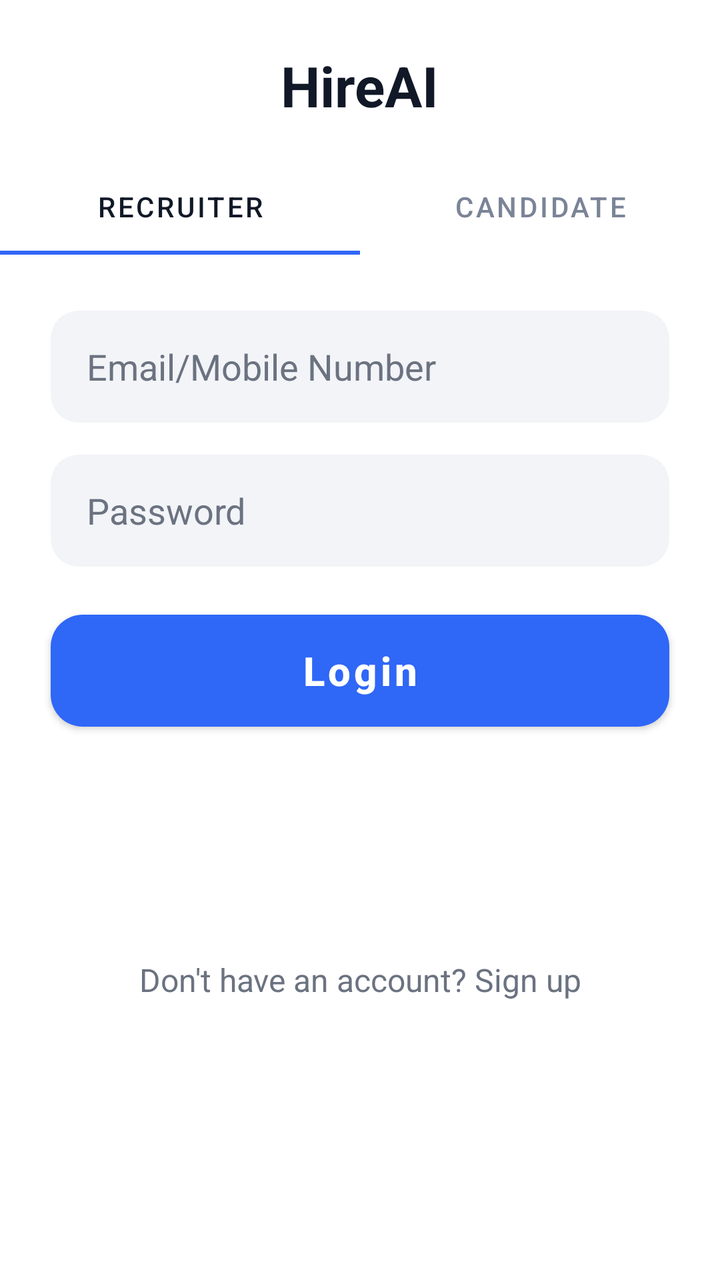
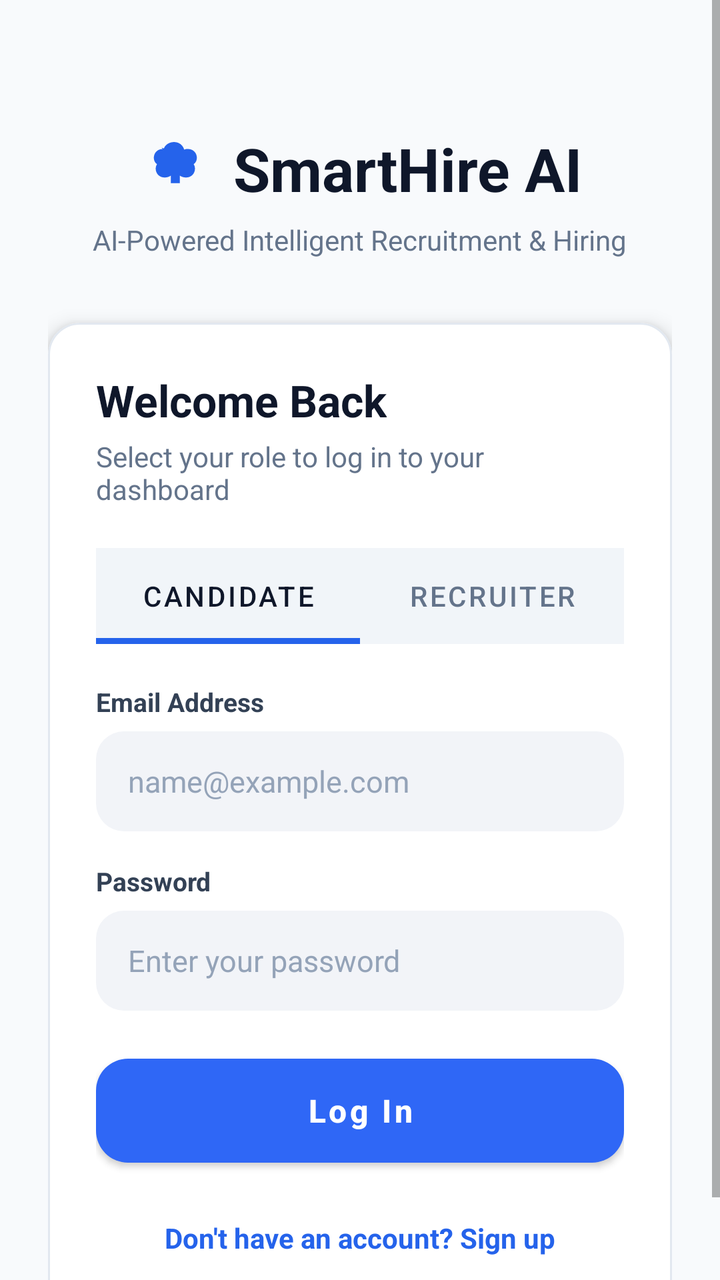

Two renders of the same Android screen: before a commit and after it. Below are the layout's source before the change and the commit's diff.
<!-- AndroidManifest.xml: application theme Theme.HireAI -->
<!-- res/layout/activity_login.xml -->
<?xml version="1.0" encoding="utf-8"?>
<androidx.constraintlayout.widget.ConstraintLayout xmlns:android="http://schemas.android.com/apk/res/android"
    xmlns:app="http://schemas.android.com/apk/res-auto"
    android:layout_width="match_parent"
    android:layout_height="match_parent"
    android:background="@color/bg_light">

    <TextView
        android:id="@+id/login_header_title"
        android:layout_width="wrap_content"
        android:layout_height="wrap_content"
        android:layout_marginTop="24dp"
        android:text="HireAI"
        android:textColor="@color/text_primary"
        android:textSize="28sp"
        android:textStyle="bold"
        app:layout_constraintEnd_toEndOf="parent"
        app:layout_constraintStart_toStartOf="parent"
        app:layout_constraintTop_toTopOf="parent" />

    <com.google.android.material.tabs.TabLayout
        android:id="@+id/login_role_tabs"
        android:layout_width="0dp"
        android:layout_height="wrap_content"
        android:layout_marginTop="18dp"
        app:tabIndicatorColor="@color/primary_blue"
        app:tabSelectedTextColor="@color/text_primary"
        app:tabTextColor="@color/tab_inactive"
        app:layout_constraintEnd_toEndOf="parent"
        app:layout_constraintStart_toStartOf="parent"
        app:layout_constraintTop_toBottomOf="@id/login_header_title">

        <com.google.android.material.tabs.TabItem
            android:layout_width="wrap_content"
            android:layout_height="wrap_content"
            android:text="Recruiter" />

        <com.google.android.material.tabs.TabItem
            android:layout_width="wrap_content"
            android:layout_height="wrap_content"
            android:text="Candidate" />
    </com.google.android.material.tabs.TabLayout>

    <EditText
        android:id="@+id/login_email_input"
        android:layout_width="0dp"
        android:layout_height="@dimen/field_height"
        android:layout_marginTop="28dp"
        android:background="@drawable/bg_input_light"
        android:hint="Email/Mobile Number"
        android:inputType="textEmailAddress"
        android:paddingStart="18dp"
        android:paddingEnd="18dp"
        android:textColor="@color/text_primary"
        android:textColorHint="@color/text_secondary"
        app:layout_constraintEnd_toEndOf="parent"
        app:layout_constraintStart_toStartOf="parent"
        app:layout_constraintTop_toBottomOf="@id/login_role_tabs"
        app:layout_constraintWidth_percent="0.86" />

    <EditText
        android:id="@+id/login_password_input"
        android:layout_width="0dp"
        android:layout_height="@dimen/field_height"
        android:layout_marginTop="16dp"
        android:background="@drawable/bg_input_light"
        android:hint="Password"
        android:inputType="textPassword"
        android:paddingStart="18dp"
        android:paddingEnd="18dp"
        android:textColor="@color/text_primary"
        android:textColorHint="@color/text_secondary"
        app:layout_constraintEnd_toEndOf="parent"
        app:layout_constraintStart_toStartOf="parent"
        app:layout_constraintTop_toBottomOf="@id/login_email_input"
        app:layout_constraintWidth_percent="0.86" />

    <Button
        android:id="@+id/login_action_button"
        android:layout_width="0dp"
        android:layout_height="@dimen/button_height"
        android:layout_marginTop="24dp"
        android:background="@drawable/bg_button_primary"
        android:minHeight="48dp"
        android:text="Login"
        android:textAllCaps="false"
        android:textColor="@color/white"
        android:textSize="20sp"
        android:textStyle="bold"
        app:layout_constraintEnd_toEndOf="parent"
        app:layout_constraintStart_toStartOf="parent"
        app:layout_constraintTop_toBottomOf="@id/login_password_input"
        app:layout_constraintWidth_percent="0.86" />

    <com.google.android.material.progressindicator.CircularProgressIndicator
        android:id="@+id/login_loading_inline"
        android:layout_width="28dp"
        android:layout_height="28dp"
        android:layout_marginTop="10dp"
        android:visibility="gone"
        app:indicatorColor="@color/primary_blue"
        app:indicatorInset="0dp"
        app:indicatorSize="28dp"
        app:layout_constraintTop_toBottomOf="@id/login_action_button"
        app:layout_constraintStart_toStartOf="@id/login_action_button"
        app:layout_constraintEnd_toEndOf="@id/login_action_button" />

    <TextView
        android:id="@+id/login_signup_hint"
        android:layout_width="wrap_content"
        android:layout_height="wrap_content"
        android:layout_marginBottom="24dp"
        android:text="Don't have an account? Sign up"
        android:textColor="@color/text_secondary"
        android:textSize="16sp"
        app:layout_constraintTop_toBottomOf="@id/login_loading_inline"
        app:layout_constraintBottom_toBottomOf="parent"
        app:layout_constraintEnd_toEndOf="parent"
        app:layout_constraintStart_toStartOf="parent" />

</androidx.constraintlayout.widget.ConstraintLayout>
<!-- resources referenced by this layout -->
<resources>
  <color name="bg_light">#FFFFFFFF</color>
  <color name="primary_blue">#FF2F67F6</color>
  <color name="tab_inactive">#FF7B8497</color>
  <color name="text_primary">#FF111827</color>
  <color name="text_secondary">#FF6B7280</color>
  <color name="white">#FFFFFFFF</color>
  <dimen name="button_height">56dp</dimen>
  <dimen name="field_height">56dp</dimen>
  <!-- drawable bg_button_primary (drawable) -->
  <?xml version="1.0" encoding="utf-8"?>
  <ripple xmlns:android="http://schemas.android.com/apk/res/android"
      android:color="#40FFFFFF">
      <item>
          <selector>
              <item android:state_pressed="true">
                  <shape>
                      <solid android:color="@color/primary_blue_dark" />
                      <corners android:radius="@dimen/card_radius" />
                  </shape>
              </item>
              <item android:state_enabled="false">
                  <shape>
                      <solid android:color="#FF9DB6F8" />
                      <corners android:radius="@dimen/card_radius" />
                  </shape>
              </item>
              <item>
                  <shape>
                      <solid android:color="@color/primary_blue" />
                      <corners android:radius="@dimen/card_radius" />
                  </shape>
              </item>
          </selector>
      </item>
  </ripple>
  <!-- drawable bg_input_light (drawable) -->
  <?xml version="1.0" encoding="utf-8"?>
  <shape xmlns:android="http://schemas.android.com/apk/res/android">
      <solid android:color="@color/bg_light_alt" />
      <corners android:radius="@dimen/input_radius" />
  </shape>
  <style name="Theme.HireAI" parent="Theme.MaterialComponents.Light.NoActionBar">
          <item name="colorPrimary">@color/primary_blue</item>
          <item name="colorPrimaryVariant">@color/primary_blue_dark</item>
          <item name="colorOnPrimary">@color/white</item>
          <item name="colorSecondary">@color/primary_blue</item>
          <item name="colorOnSecondary">@color/white</item>
          <item name="android:statusBarColor">@color/bg_light</item>
          <item name="android:navigationBarColor">@color/bg_light</item>
          <item name="android:windowLightStatusBar">true</item>
          <item name="android:windowLightNavigationBar">true</item>
          <item name="android:windowAnimationStyle">@style/Animation.HireAI.Activity.Fast</item>
      </style>
  <color name="primary_blue_dark">#FF2758D6</color>
  <dimen name="card_radius">16dp</dimen>
  <color name="bg_light_alt">#FFF2F4F8</color>
  <dimen name="input_radius">14dp</dimen>
  <style name="Animation.HireAI.Activity.Fast" parent="@android:style/Animation.Activity">
          <item name="android:activityOpenEnterAnimation">@anim/activity_open_enter_fast</item>
          <item name="android:activityOpenExitAnimation">@anim/activity_open_exit_fast</item>
          <item name="android:activityCloseEnterAnimation">@anim/activity_close_enter_fast</item>
          <item name="android:activityCloseExitAnimation">@anim/activity_close_exit_fast</item>
      </style>
</resources>

<!-- the commit's change to res/layout/activity_login.xml (unified diff, before → after) -->
@@ -1,121 +1,204 @@
 <?xml version="1.0" encoding="utf-8"?>
-<androidx.constraintlayout.widget.ConstraintLayout xmlns:android="http://schemas.android.com/apk/res/android"
+<ScrollView xmlns:android="http://schemas.android.com/apk/res/android"
     xmlns:app="http://schemas.android.com/apk/res-auto"
     android:layout_width="match_parent"
     android:layout_height="match_parent"
-    android:background="@color/bg_light">
-
-    <TextView
-        android:id="@+id/login_header_title"
-        android:layout_width="wrap_content"
+    android:fillViewport="true"
+    android:background="#F8FAFC">
+
+    <androidx.constraintlayout.widget.ConstraintLayout
+        android:layout_width="match_parent"
         android:layout_height="wrap_content"
-        android:layout_marginTop="24dp"
-        android:text="HireAI"
-        android:textColor="@color/text_primary"
-        android:textSize="28sp"
-        android:textStyle="bold"
-        app:layout_constraintEnd_toEndOf="parent"
-        app:layout_constraintStart_toStartOf="parent"
-        app:layout_constraintTop_toTopOf="parent" />
-
-    <com.google.android.material.tabs.TabLayout
-        android:id="@+id/login_role_tabs"
-        android:layout_width="0dp"
-        android:layout_height="wrap_content"
-        android:layout_marginTop="18dp"
-        app:tabIndicatorColor="@color/primary_blue"
-        app:tabSelectedTextColor="@color/text_primary"
-        app:tabTextColor="@color/tab_inactive"
-        app:layout_constraintEnd_toEndOf="parent"
-        app:layout_constraintStart_toStartOf="parent"
-        app:layout_constraintTop_toBottomOf="@id/login_header_title">
-
-        <com.google.android.material.tabs.TabItem
+        android:padding="24dp">
+
+        <LinearLayout
+            android:id="@+id/login_brand_container"
             android:layout_width="wrap_content"
             android:layout_height="wrap_content"
-            android:text="Recruiter" />
-
-        <com.google.android.material.tabs.TabItem
-            android:layout_width="wrap_content"
+            android:layout_marginTop="40dp"
+            android:gravity="center"
+            android:orientation="vertical"
+            app:layout_constraintEnd_toEndOf="parent"
+            app:layout_constraintStart_toStartOf="parent"
+            app:layout_constraintTop_toTopOf="parent">
+
+            <LinearLayout
+                android:layout_width="wrap_content"
+                android:layout_height="wrap_content"
+                android:gravity="center_vertical"
+                android:orientation="horizontal">
+
+                <ImageView
+                    android:layout_width="38dp"
+                    android:layout_height="38dp"
+                    android:src="@drawable/ic_brain"
+                    app:tint="#2563EB" />
+
+                <TextView
+                    android:id="@+id/login_header_title"
+                    android:layout_width="wrap_content"
+                    android:layout_height="wrap_content"
+                    android:layout_marginStart="10dp"
+                    android:text="SmartHire AI"
+                    android:textColor="#0F172A"
+                    android:textSize="30sp"
+                    android:textStyle="bold" />
+            </LinearLayout>
+
+            <TextView
+                android:layout_width="wrap_content"
+                android:layout_height="wrap_content"
+                android:layout_marginTop="6dp"
+                android:text="AI-Powered Intelligent Recruitment &amp; Hiring"
+                android:textColor="#64748B"
+                android:textSize="14sp" />
+        </LinearLayout>
+
+        <com.google.android.material.card.MaterialCardView
+            android:id="@+id/login_card"
+            android:layout_width="0dp"
             android:layout_height="wrap_content"
-            android:text="Candidate" />
-    </com.google.android.material.tabs.TabLayout>
-
-    <EditText
-        android:id="@+id/login_email_input"
-        android:layout_width="0dp"
-        android:layout_height="@dimen/field_height"
-        android:layout_marginTop="28dp"
-        android:background="@drawable/bg_input_light"
-        android:hint="Email/Mobile Number"
-        android:inputType="textEmailAddress"
-        android:paddingStart="18dp"
-        android:paddingEnd="18dp"
-        android:textColor="@color/text_primary"
-        android:textColorHint="@color/text_secondary"
-        app:layout_constraintEnd_toEndOf="parent"
-        app:layout_constraintStart_toStartOf="parent"
-        app:layout_constraintTop_toBottomOf="@id/login_role_tabs"
-        app:layout_constraintWidth_percent="0.86" />
-
-    <EditText
-        android:id="@+id/login_password_input"
-        android:layout_width="0dp"
-        android:layout_height="@dimen/field_height"
-        android:layout_marginTop="16dp"
-        android:background="@drawable/bg_input_light"
-        android:hint="Password"
-        android:inputType="textPassword"
-        android:paddingStart="18dp"
-        android:paddingEnd="18dp"
-        android:textColor="@color/text_primary"
-        android:textColorHint="@color/text_secondary"
-        app:layout_constraintEnd_toEndOf="parent"
-        app:layout_constraintStart_toStartOf="parent"
-        app:layout_constraintTop_toBottomOf="@id/login_email_input"
-        app:layout_constraintWidth_percent="0.86" />
-
-    <Button
-        android:id="@+id/login_action_button"
-        android:layout_width="0dp"
-        android:layout_height="@dimen/button_height"
-        android:layout_marginTop="24dp"
-        android:background="@drawable/bg_button_primary"
-        android:minHeight="48dp"
-        android:text="Login"
-        android:textAllCaps="false"
-        android:textColor="@color/white"
-        android:textSize="20sp"
-        android:textStyle="bold"
-        app:layout_constraintEnd_toEndOf="parent"
-        app:layout_constraintStart_toStartOf="parent"
-        app:layout_constraintTop_toBottomOf="@id/login_password_input"
-        app:layout_constraintWidth_percent="0.86" />
-
-    <com.google.android.material.progressindicator.CircularProgressIndicator
-        android:id="@+id/login_loading_inline"
-        android:layout_width="28dp"
-        android:layout_height="28dp"
-        android:layout_marginTop="10dp"
-        android:visibility="gone"
-        app:indicatorColor="@color/primary_blue"
-        app:indicatorInset="0dp"
-        app:indicatorSize="28dp"
-        app:layout_constraintTop_toBottomOf="@id/login_action_button"
-        app:layout_constraintStart_toStartOf="@id/login_action_button"
-        app:layout_constraintEnd_toEndOf="@id/login_action_button" />
-
-    <TextView
-        android:id="@+id/login_signup_hint"
-        android:layout_width="wrap_content"
-        android:layout_height="wrap_content"
-        android:layout_marginBottom="24dp"
-        android:text="Don't have an account? Sign up"
-        android:textColor="@color/text_secondary"
-        android:textSize="16sp"
-        app:layout_constraintTop_toBottomOf="@id/login_loading_inline"
-        app:layout_constraintBottom_toBottomOf="parent"
-        app:layout_constraintEnd_toEndOf="parent"
-        app:layout_constraintStart_toStartOf="parent" />
-
-</androidx.constraintlayout.widget.ConstraintLayout>
+            android:layout_marginTop="32dp"
+            app:cardBackgroundColor="#FFFFFF"
+            app:cardCornerRadius="16dp"
+            app:cardElevation="6dp"
+            app:strokeColor="#E2E8F0"
+            app:strokeWidth="1dp"
+            app:layout_constraintEnd_toEndOf="parent"
+            app:layout_constraintStart_toStartOf="parent"
+            app:layout_constraintTop_toBottomOf="@id/login_brand_container">
+
+            <LinearLayout
+                android:layout_width="match_parent"
+                android:layout_height="wrap_content"
+                android:orientation="vertical"
+                android:padding="24dp">
+
+                <TextView
+                    android:layout_width="wrap_content"
+                    android:layout_height="wrap_content"
+                    android:text="Welcome Back"
+                    android:textColor="#0F172A"
+                    android:textSize="22sp"
+                    android:textStyle="bold" />
+
+                <TextView
+                    android:layout_width="wrap_content"
+                    android:layout_height="wrap_content"
+                    android:layout_marginTop="4dp"
+                    android:text="Select your role to log in to your dashboard"
+                    android:textColor="#64748B"
+                    android:textSize="14sp" />
+
+                
+                <com.google.android.material.tabs.TabLayout
+                    android:id="@+id/login_role_tabs"
+                    android:layout_width="match_parent"
+                    android:layout_height="48dp"
+                    android:layout_marginTop="20dp"
+                    android:background="#F1F5F9"
+                    app:tabIndicatorColor="#2563EB"
+                    app:tabIndicatorHeight="3dp"
+                    app:tabRippleColor="#1E2563EB"
+                    app:tabSelectedTextColor="#0F172A"
+                    app:tabTextColor="#64748B">
+
+                    <com.google.android.material.tabs.TabItem
+                        android:layout_width="wrap_content"
+                        android:layout_height="wrap_content"
+                        android:text="Candidate" />
+
+                    <com.google.android.material.tabs.TabItem
+                        android:layout_width="wrap_content"
+                        android:layout_height="wrap_content"
+                        android:text="Recruiter" />
+                </com.google.android.material.tabs.TabLayout>
+
+                
+                <TextView
+                    android:layout_width="wrap_content"
+                    android:layout_height="wrap_content"
+                    android:layout_marginTop="20dp"
+                    android:text="Email Address"
+                    android:textColor="#334155"
+                    android:textSize="13sp"
+                    android:textStyle="bold" />
+
+                <EditText
+                    android:id="@+id/login_email_input"
+                    android:layout_width="match_parent"
+                    android:layout_height="50dp"
+                    android:layout_marginTop="6dp"
+                    android:background="@drawable/bg_input_light"
+                    android:hint="name@example.com"
+                    android:inputType="textEmailAddress"
+                    android:paddingStart="16dp"
+                    android:paddingEnd="16dp"
+                    android:textColor="#0F172A"
+                    android:textColorHint="#94A3B8"
+                    android:textSize="15sp" />
+
+                
+                <TextView
+                    android:layout_width="wrap_content"
+                    android:layout_height="wrap_content"
+                    android:layout_marginTop="16dp"
+                    android:text="Password"
+                    android:textColor="#334155"
+                    android:textSize="13sp"
+                    android:textStyle="bold" />
+
+                <EditText
+                    android:id="@+id/login_password_input"
+                    android:layout_width="match_parent"
+                    android:layout_height="50dp"
+                    android:layout_marginTop="6dp"
+                    android:background="@drawable/bg_input_light"
+                    android:hint="Enter your password"
+                    android:inputType="textPassword"
+                    android:paddingStart="16dp"
+                    android:paddingEnd="16dp"
+                    android:textColor="#0F172A"
+                    android:textColorHint="#94A3B8"
+                    android:textSize="15sp" />
+
+                
+                <Button
+                    android:id="@+id/login_action_button"
+                    android:layout_width="match_parent"
+                    android:layout_height="52dp"
+                    android:layout_marginTop="24dp"
+                    android:background="@drawable/bg_button_primary"
+                    android:text="Log In"
+                    android:textAllCaps="false"
+                    android:textColor="#FFFFFF"
+                    android:textSize="16sp"
+                    android:textStyle="bold" />
+
+                <com.google.android.material.progressindicator.CircularProgressIndicator
+                    android:id="@+id/login_loading_inline"
+                    android:layout_width="28dp"
+                    android:layout_height="28dp"
+                    android:layout_gravity="center_horizontal"
+                    android:layout_marginTop="12dp"
+                    android:visibility="gone"
+                    app:indicatorColor="#2563EB"
+                    app:indicatorSize="28dp" />
+
+                
+                <TextView
+                    android:id="@+id/login_signup_hint"
+                    android:layout_width="wrap_content"
+                    android:layout_height="wrap_content"
+                    android:layout_gravity="center_horizontal"
+                    android:layout_marginTop="20dp"
+                    android:padding="8dp"
+                    android:text="Don't have an account? Sign up"
+                    android:textColor="#2563EB"
+                    android:textSize="14sp"
+                    android:textStyle="bold" />
+            </LinearLayout>
+        </com.google.android.material.card.MaterialCardView>
+
+    </androidx.constraintlayout.widget.ConstraintLayout>
+</ScrollView>
<!-- resource entries referenced after the edit -->
@@ -2,12 +2,7 @@
 <resources>
   <color name="bg_light">#FFFFFFFF</color>
   <color name="primary_blue">#FF2F67F6</color>
-  <color name="tab_inactive">#FF7B8497</color>
-  <color name="text_primary">#FF111827</color>
-  <color name="text_secondary">#FF6B7280</color>
   <color name="white">#FFFFFFFF</color>
-  <dimen name="button_height">56dp</dimen>
-  <dimen name="field_height">56dp</dimen>
   <!-- drawable bg_button_primary (drawable) -->
   <?xml version="1.0" encoding="utf-8"?>
   <ripple xmlns:android="http://schemas.android.com/apk/res/android"
@@ -41,6 +36,20 @@
       <solid android:color="@color/bg_light_alt" />
       <corners android:radius="@dimen/input_radius" />
   </shape>
+  <!-- drawable ic_brain (drawable) -->
+  <?xml version="1.0" encoding="utf-8"?>
+  <vector xmlns:android="http://schemas.android.com/apk/res/android"
+      android:width="120dp"
+      android:height="120dp"
+      android:viewportWidth="120"
+      android:viewportHeight="120">
+      <path
+          android:fillColor="#FFB58A6A"
+          android:pathData="M40,30c-8,0 -14,6 -14,14 0,4 2,8 5,10 -1,2 -2,4 -2,7 0,8 6,14 14,14 4,0 7,-1 10,-3v12h14V72c3,2 6,3 10,3 8,0 14,-6 14,-14 0,-3 -1,-5 -2,-7 3,-2 5,-6 5,-10 0,-8 -6,-14 -14,-14 -2,0 -4,0 -6,1 -2,-7 -8,-12 -16,-12 -7,0 -14,4 -16,10 -1,0 -3,-1 -4,-1z" />
+      <path
+          android:fillColor="#FFFFFFFF"
+          android:pathData="M40,46h12v4H40zM68,46h12v4H68zM50,58h20v4H50z" />
+  </vector>
   <style name="Theme.HireAI" parent="Theme.MaterialComponents.Light.NoActionBar">
           <item name="colorPrimary">@color/primary_blue</item>
           <item name="colorPrimaryVariant">@color/primary_blue_dark</item>
